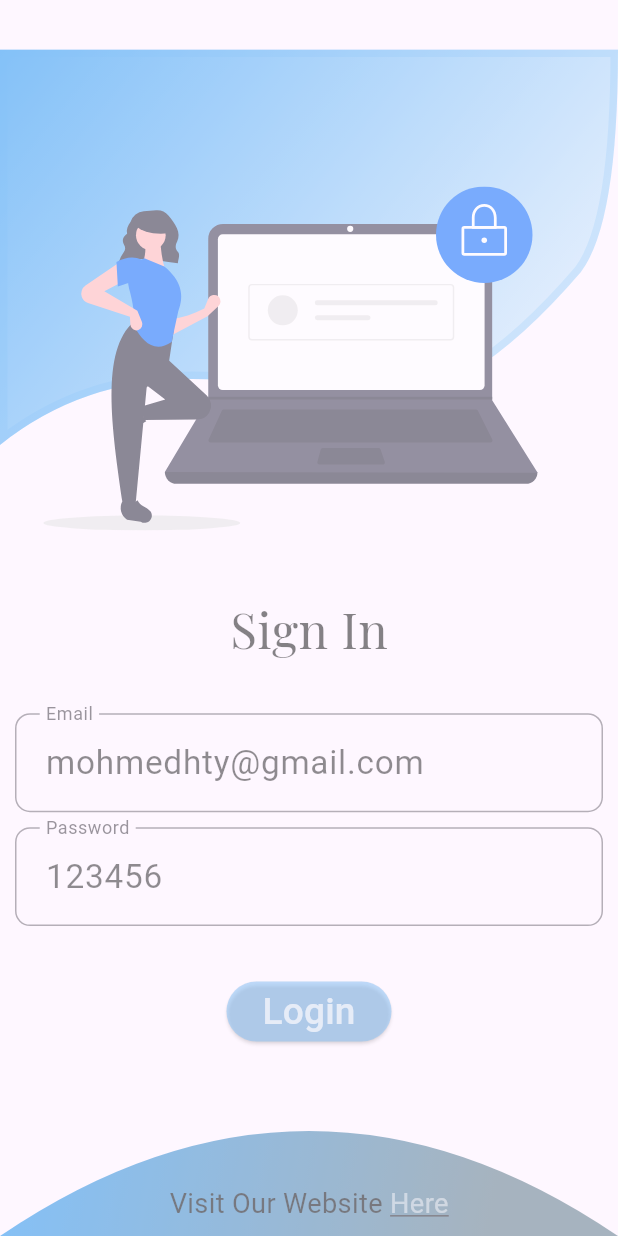
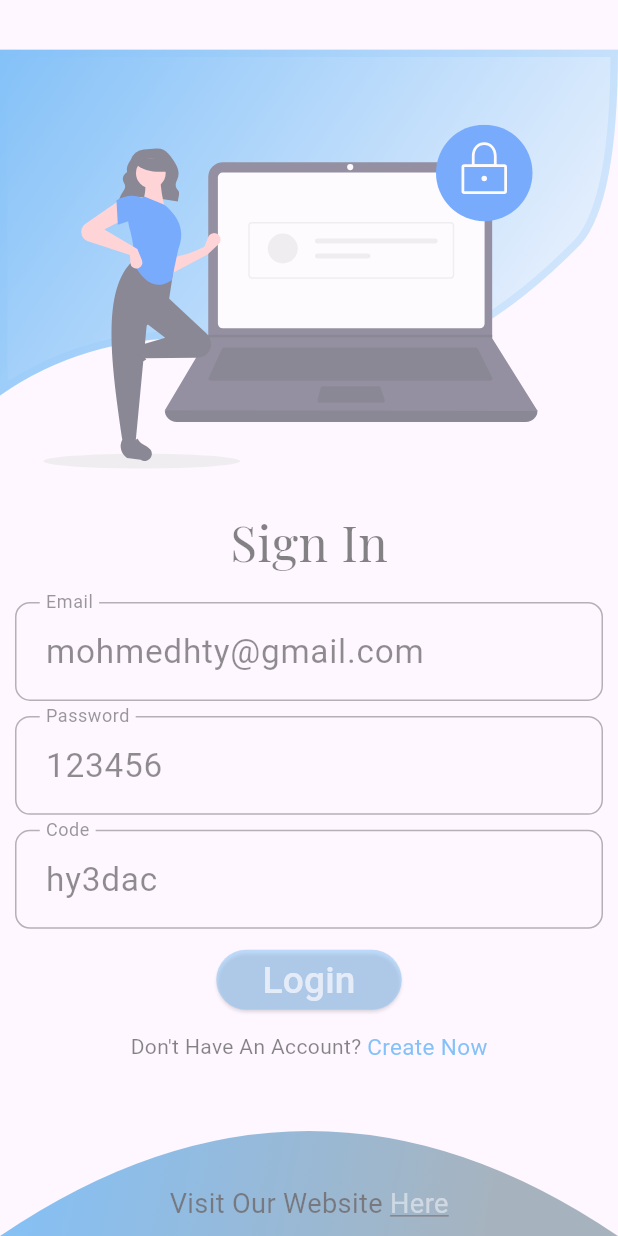
Before and after one commit to Mohammed-AboLEneen/sys-tree, a Flutter app: the screen it shows after launch, after a tap on the "arrow forward ios" icon, after a tap on "Skip", after a tap on "Get Started", on a phone screen of 412 x 824 dp. Run offline on Flutter 3.47's test engine with Material 2 defaults, Android fonts, the light colour scheme and no system bars; our stand-ins replace flutter_screenutil, flutter_svg, go_router, google_fonts, smooth_page_indicator; Roboto replaces fonts that are missing (Abel).

```diff
--- a/lib/features/authentication/presentation/view/widgets/login_body.dart
+++ b/lib/features/authentication/presentation/view/widgets/login_body.dart
@@ -22,6 +22,7 @@ class _LoginPageBodyState extends State<LoginPageBody>
     with SingleTickerProviderStateMixin {
   final TextEditingController emailController = TextEditingController(text: 'mohmedhty@gmail.com');
   final TextEditingController passwordController = TextEditingController(text: '123456');
+  final TextEditingController codeController = TextEditingController(text: 'hy3dac');
 
   late AnimationController animationController;
   late Animation<double> opacityAnimation;
@@ -63,7 +64,7 @@ class _LoginPageBodyState extends State<LoginPageBody>
                           child: Column(
                             children: [
                               SizedBox(
-                                height: MediaQuery.of(context).size.height * .4,
+                                height: MediaQuery.of(context).size.height * .35,
                                 child: Stack(
                                   children: [
                                     ClipPath(
@@ -106,7 +107,7 @@ class _LoginPageBodyState extends State<LoginPageBody>
                               ),
                               SizedBox(
                                 height:
-                                    MediaQuery.of(context).size.height * .04,
+                                    MediaQuery.of(context).size.height * .02,
                               ),
                               Text(
                                 'Sign In',
@@ -117,7 +118,7 @@ class _LoginPageBodyState extends State<LoginPageBody>
                               ),
                               SizedBox(
                                 height:
-                                    MediaQuery.of(context).size.height * .04,
+                                    MediaQuery.of(context).size.height * .02,
                               ),
                               CustomTextField(
                                 controller: emailController,
@@ -138,11 +139,24 @@ class _LoginPageBodyState extends State<LoginPageBody>
                                 padding: EdgeInsets.all(
                                     MediaQuery.of(context).size.height * .02),
                               ),
+                              const SizedBox(
+                                height: 10,
+                              ),
+                              CustomTextField(
+                                controller: codeController,
+                                h: MediaQuery.of(context).size.height * .09,
+                                hint: 'code',
+                                lable: 'Code',
+                                padding: EdgeInsets.all(
+                                    MediaQuery.of(context).size.height * .02),
+                              ),
+                              const SizedBox(
+                                height: 10,
+                              ),
+
                               SizedBox(
-                                height:
-                                    MediaQuery.of(context).size.height * .04,
-                              ),
-                              ElevatedButton(
+                                width: MediaQuery.of(context).size.width * .3,
+                                child: ElevatedButton(
                                   onPressed: () {
                                     if (formKey.currentState!.validate()) {
                                       context.push(RoutersCLass.homePage);
@@ -165,6 +179,19 @@ class _LoginPageBodyState extends State<LoginPageBody>
                                                 .03),
                                   ),
                                 ),
+                              ),
+                              const SizedBox(
+                                height: 10,
+                              ),
+
+                              const Row(
+
+                                mainAxisAlignment: MainAxisAlignment.center,
+                                children: [
+
+                                  Text('Don\'t Have An Account? '),
+                                  Text('Create Now', style: TextStyle(fontSize: 15, color: Colors.blue),),
+                              ],),
                               const Spacer(),
                               SizedBox(
                                   height:
--- a/lib/features/home_page/presentation/view/widgets/home_page_body.dart
+++ b/lib/features/home_page/presentation/view/widgets/home_page_body.dart
@@ -8,8 +8,6 @@ class HomePageBody extends StatelessWidget {
     return const Scaffold(
 
      drawer: Drawer(
-
-
      ),
     );
   }
--- a/lib/features/home_page/presentation/view_model/home_provider/provider.dart
+++ b/lib/features/home_page/presentation/view_model/home_provider/provider.dart
@@ -14,6 +14,7 @@ class HomePageProvider with ChangeNotifier {
     Colors.orangeAccent,
     Colors.orangeAccent,
   ];
+
   List<IconData> icons = [
     Icons.directions,
     Icons.work,
@@ -22,6 +23,7 @@ class HomePageProvider with ChangeNotifier {
     Icons.soap_sharp,
     Icons.error_outlined,
   ];
+
   List<String> texts = [
     'directions',
     'employees',
@@ -30,6 +32,7 @@ class HomePageProvider with ChangeNotifier {
     'installations',
     'Malfunctions',
   ];
+
   late List<HomePageItem> items;
 
   void fetchHomeItems(){
--- a/lib/main.dart
+++ b/lib/main.dart
@@ -1,5 +1,6 @@
 
 import 'package:flutter/material.dart';
+import 'package:flutter/services.dart';
 import 'package:flutter_screenutil/flutter_screenutil.dart';
 import 'package:google_fonts/google_fonts.dart';
 import 'package:systree/cores/utils/routers.dart';
@@ -26,6 +27,14 @@ class MyApp extends StatelessWidget {
           colorScheme: ColorScheme.fromSeed(seedColor: Colors.deepPurple),
           textTheme: GoogleFonts.abelTextTheme(),
           useMaterial3: true,
+          appBarTheme: AppBarTheme(
+
+              systemOverlayStyle: SystemUiOverlayStyle(
+                systemNavigationBarColor: Colors.blue.withOpacity(.2), // Navigation bar
+                statusBarColor:  Colors.blue.withOpacity(.3), // Status bar
+                  statusBarIconBrightness: Brightness.dark
+              ),
+          )
         ),
         routerConfig: RoutersCLass.router,
         debugShowCheckedModeBanner: false,
```
Also changed, not shown: lib/features/home_page/presentation/view/widgets/home_page_item.dart (+4 -4 lines), lib/features/home_page/presentation/view/widgets/information_card.dart (added, +33 -0 lines), lib/features/home_page/presentation/view/widgets/item_menu.dart (added, +65 -0 lines), 1 other file. Lines whose indentation alone changed are shown as unchanged.
